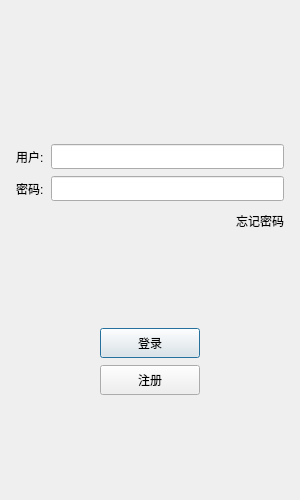
Before: the Qt Designer form logindialog.ui in long-xinghua/myChat, drawn with Qt 5.
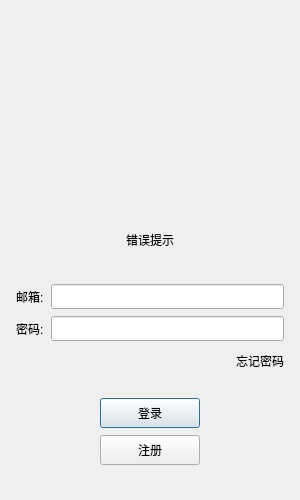
After: the same form once the commit is applied. Icons and pictures are not drawn. Custom widgets are drawn as their Qt base class.

```diff
--- a/logindialog.ui
+++ b/logindialog.ui
@@ -47,12 +47,31 @@
       <widget class="QWidget" name="widget" native="true">
        <layout class="QGridLayout" name="gridLayout">
         <item row="1" column="0">
-         <widget class="QLabel" name="label">
+         <widget class="QLabel" name="headLabel">
+          <property name="minimumSize">
+           <size>
+            <width>200</width>
+            <height>200</height>
+           </size>
+          </property>
+          <property name="maximumSize">
+           <size>
+            <width>200</width>
+            <height>200</height>
+           </size>
+          </property>
           <property name="text">
            <string/>
           </property>
-          <property name="pixmap">
-           <pixmap>:/res/ice.png</pixmap>
+          <property name="alignment">
+           <set>Qt::AlignCenter</set>
+          </property>
+         </widget>
+        </item>
+        <item row="2" column="0">
+         <widget class="QLabel" name="errLabel">
+          <property name="text">
+           <string>错误提示</string>
           </property>
           <property name="alignment">
            <set>Qt::AlignCenter</set>
@@ -86,7 +105,7 @@
           </size>
          </property>
          <property name="text">
-          <string>用户:</string>
+          <string>邮箱:</string>
          </property>
         </widget>
        </item>
@@ -145,7 +164,7 @@
         </spacer>
        </item>
        <item>
-        <widget class="QLabel" name="label_3">
+        <widget class="ClickedLabel" name="forgetLabel">
          <property name="minimumSize">
           <size>
            <width>0</width>
@@ -275,6 +294,13 @@
    </item>
   </layout>
  </widget>
+ <customwidgets>
+  <customwidget>
+   <class>ClickedLabel</class>
+   <extends>QLabel</extends>
+   <header>clickedlabel.h</header>
+  </customwidget>
+ </customwidgets>
  <resources/>
  <connections/>
 </ui>
```
Left out of the diff: 4 changed lines with no effect on the pictures.
